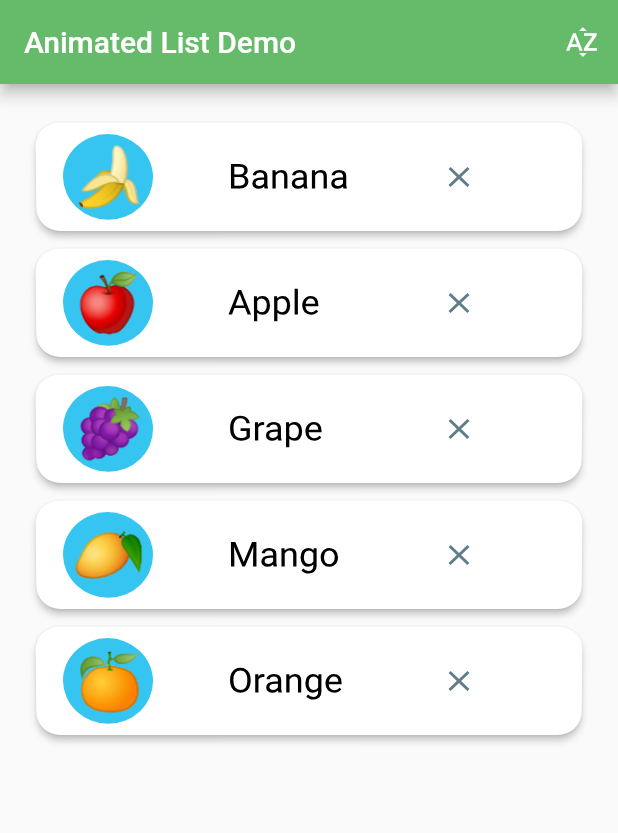
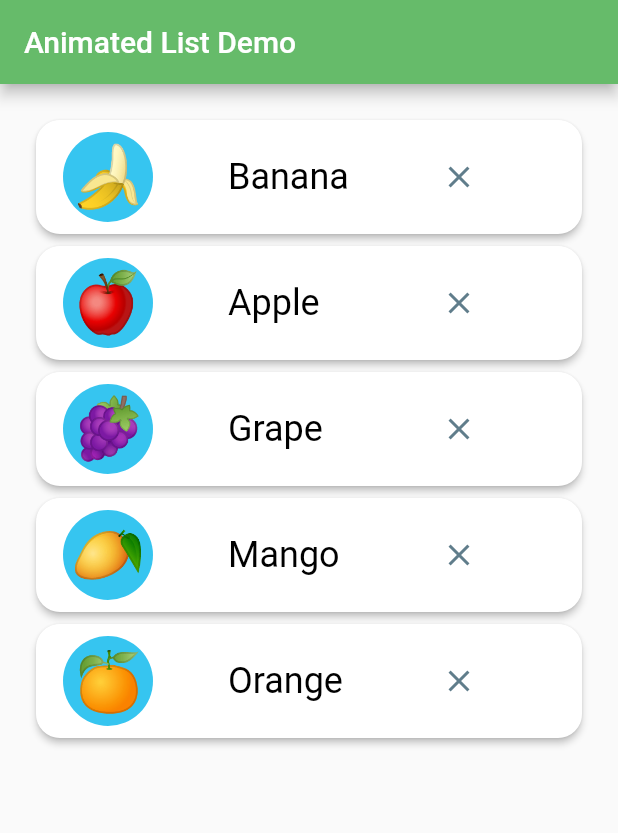
Before and after one commit to ujas-m-simformsolutions/animatedList-demo, a Flutter app: the first screen one second after launch, on a phone screen of 412 x 824 dp. Shown: the top 833 px of the screen. Run offline on Flutter 3.47's test engine with Material 2 defaults, Android fonts, the phone set to English and light mode, and no system bars.

Commit message:
removed unnecessary code

```diff
--- a/lib/text_card.dart
+++ b/lib/fruit_card.dart
@@ -1,11 +1,11 @@
 import 'package:animated_list_demo/fruits.dart';
 import 'package:flutter/material.dart';
 
-class TextCard extends StatelessWidget {
+class FruitCard extends StatelessWidget {
   final Fruit fruit;
-  final Function removeFunction;
+  final VoidCallback removeFunction;
 
-  TextCard({
+  FruitCard({
   required this.fruit,
   required this.removeFunction,
   });
@@ -50,7 +50,7 @@ class TextCard extends StatelessWidget {
                   Icons.close,
                   color: Colors.blueGrey,
                 ),
-                onPressed: removeFunction as void Function(),
+                onPressed: removeFunction,
               )
             ],
           ),
--- a/lib/home.dart
+++ b/lib/home.dart
@@ -1,4 +1,4 @@
-import 'package:animated_list_demo/text_card.dart';
+import 'package:animated_list_demo/fruit_card.dart';
 import 'package:flutter/gestures.dart';
 import 'package:flutter/material.dart';
 import 'dart:math' as math;
@@ -11,13 +11,7 @@ class Home extends StatefulWidget {
 
 class _HomeState extends State<Home> with TickerProviderStateMixin {
   final listKey = GlobalKey<AnimatedListState>();
-  TextEditingController controller = TextEditingController();
-  TextEditingController indexController = TextEditingController();
   List<Fruit> fruits = [];
-  late AnimationController animationController;
-  late Animation<double> offsetAnimation;
-  AnimationController? rotateController;
-  AnimationController? scaleController;
   List<Fruit> fetchedList = [
     Fruit(
       name: 'Banana',
@@ -53,11 +47,6 @@ class _HomeState extends State<Home> with TickerProviderStateMixin {
     }
   }
 
-  void tapAnywhere() {
-    FocusScope.of(context).requestFocus(
-      FocusNode(),
-    );
-  }
   void removeElement(int index) {
     Fruit removedElement = fruits.removeAt(index);
     listKey.currentState!.removeItem(
@@ -69,9 +58,9 @@ class _HomeState extends State<Home> with TickerProviderStateMixin {
             end: Offset(0.0, 0.0),
           ),
         ),
-        child: TextCard(
+        child: FruitCard(
           fruit: removedElement,
-          removeFunction: (){},
+          removeFunction: () {},
         ),
       ),
       duration: Duration(seconds: 1),
@@ -89,50 +78,21 @@ class _HomeState extends State<Home> with TickerProviderStateMixin {
   @override
   void initState() {
     super.initState();
-    animationController = AnimationController(
-      duration: Duration(seconds: 1),
-      vsync: this,
-    )..forward();
-    offsetAnimation =
-        Tween<double>(begin: -0.5, end: 0).animate(animationController);
-    rotateController = AnimationController(
-      duration: Duration(seconds: 1),
-      vsync: this,
-    )..repeat();
-    scaleController = AnimationController(
-      duration: Duration(seconds: 1),
-      vsync: this,
-    )..repeat();
     loadItems();
   }
 
   @override
   Widget build(BuildContext context) {
-    return GestureDetector(
-      onTap: tapAnywhere,
-      child: Scaffold(
+    return Scaffold(
       appBar: AppBar(
         backgroundColor: Colors.green[400],
         title: Text('Animated List Demo'),
-          actions: [
-            IconButton(
-                icon: Icon(Icons.sort_by_alpha),
-                onPressed: () async {
-                  animationController.reset();
-                  setState(() {
-                    fruits.sort((a, b) => a.name.compareTo(b.name));
-                  });
-                  await animationController.forward();
-                })
-          ],
       ),
       floatingActionButton: FloatingActionButton(
         onPressed: addElement,
         child: Icon(Icons.add),
       ),
-        resizeToAvoidBottomInset: false,
       body: SingleChildScrollView(
-          scrollDirection: Axis.vertical,
         child: Column(
           crossAxisAlignment: CrossAxisAlignment.center,
           children: [
@@ -153,22 +113,9 @@ class _HomeState extends State<Home> with TickerProviderStateMixin {
                         end: Offset(0, 0.0),
                       ),
                     ),
-                      child: AnimatedBuilder(
-                        animation: offsetAnimation,
-                        builder: (context, child) {
-                          return Transform(
-                            transform: Matrix4.identity()
-                              ..setEntry(3, 2, 0.0002)
-                              ..rotateX(-1 * math.pi * offsetAnimation.value),
-                            alignment: Alignment.center,
-                            child: TextCard(
+                    child: FruitCard(
                       fruit: fruits[index],
-                              removeFunction: () {
-                                removeElement(index);
-                              },
-                            ),
-                          );
-                        },
+                      removeFunction: () => removeElement(index),
                     ),
                   );
                 },
@@ -177,7 +124,6 @@ class _HomeState extends State<Home> with TickerProviderStateMixin {
           ],
         ),
       ),
-      ),
     );
   }
 }
--- a/pubspec.yaml
+++ b/pubspec.yaml
@@ -18,7 +18,7 @@ publish_to: 'none' # Remove this line if you wish to publish to pub.dev
 version: 1.0.0+1
 
 environment:
-  sdk: '>=2.12.0 <3.0.0'
+  sdk: '>=2.14.0 <3.0.0'
 
 dependencies:
   flutter:
```
Also changed, not shown: pubspec.lock, 2 other files. Lines whose indentation alone changed are shown as unchanged.
